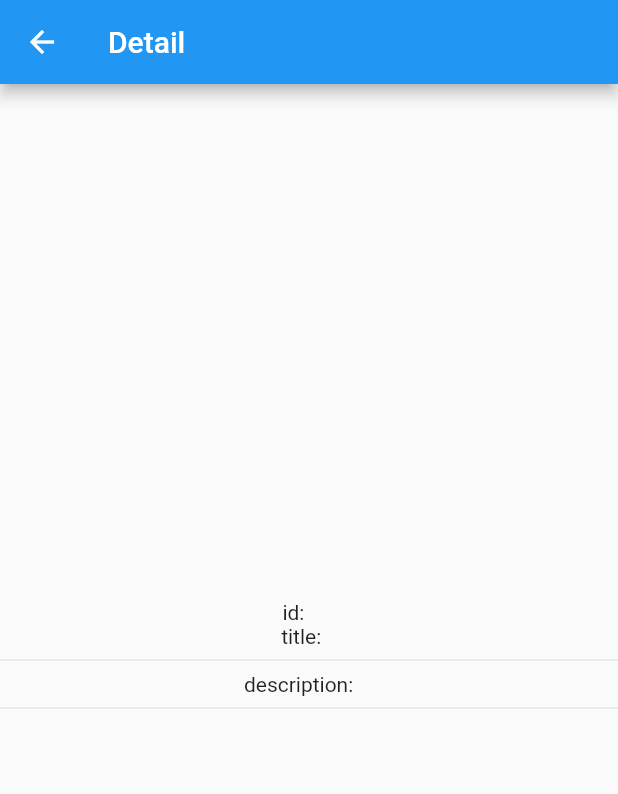
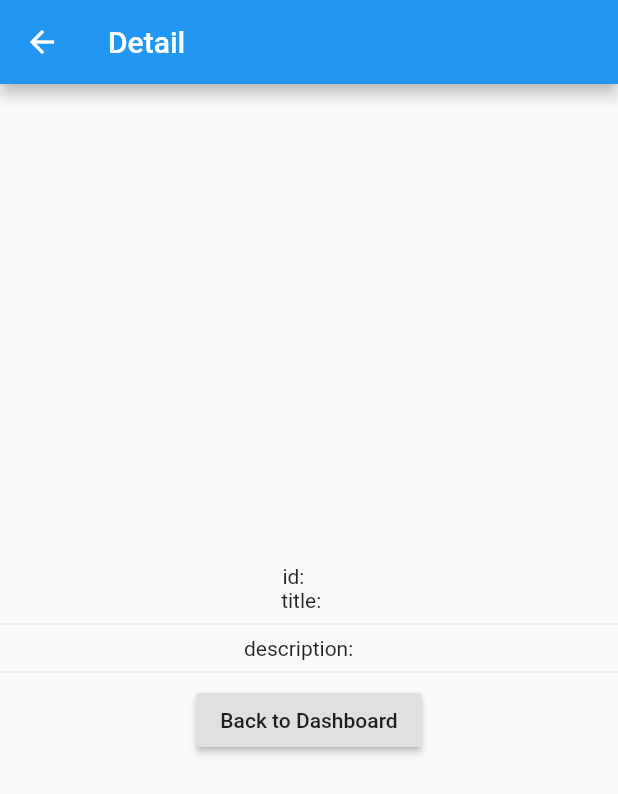
Before and after one commit to asmjehan/Flutter-Blog-App, a Flutter app: the Detail screen opened directly with empty values, on a phone screen of 412 x 824 dp. Shown: the top 794 px of the screen. Run offline on Flutter 3.47's test engine with Material 2 defaults, Android fonts, the light colour scheme and no system bars; network calls fail.

Commit message:
back button added

```diff
--- a/lib/detail.dart
+++ b/lib/detail.dart
@@ -24,6 +24,10 @@ class _DetailState extends State<Detail> {
             Divider(),
             Text("description:    ${data['body']}"),
             Divider(),
+            RaisedButton(
+              child: Text("Back to Dashboard"),
+              onPressed: () => {Navigator.pop(context)},
+            )
           ],
         ),
       ),
```
